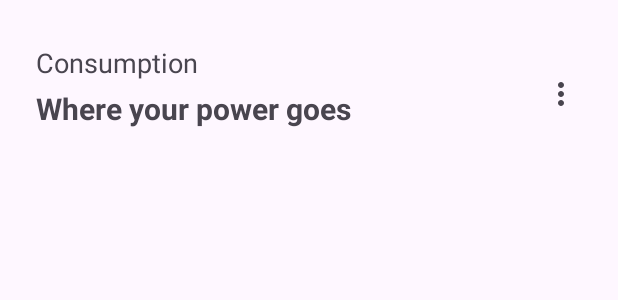
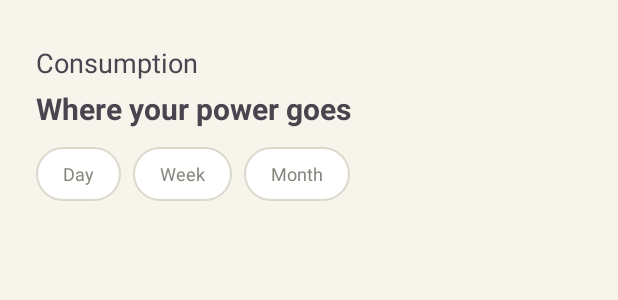
Before and after one commit to PineZero-oss/ApplicationLayerSoftwareFramework, an Android app: the layout fragment_usage.xml on its own in the app's theme, with its tools: preview values and no code run, on a phone screen of 412 x 824 dp. Shown: the top 300 px of the screen. Run offline under Robolectric (Android 15) with nearby library versions, the phone set to English and light mode, and no system bars.

Commit message:
updated usage tab and added pills

```diff
--- a/app/src/main/res/layout/activity_main.xml
+++ b/app/src/main/res/layout/activity_main.xml
@@ -16,7 +16,6 @@
         android:layout_width="417dp"
         android:layout_height="0dp"
         android:fitsSystemWindows="true"
-        android:paddingBottom="20dp"
         app:layout_constraintBottom_toTopOf="@id/bottom_nav"
         app:layout_constraintEnd_toStartOf="parent"
         app:layout_constraintHorizontal_bias="0.496"
--- a/app/src/main/res/layout/fragment_usage.xml
+++ b/app/src/main/res/layout/fragment_usage.xml
@@ -5,17 +5,20 @@
     android:layout_width="match_parent"
     android:layout_height="match_parent"
     android:orientation="vertical"
-    tools:context=".usage">
+    tools:context=".usage"
+    android:background="@color/alert_page_background">
 
     <androidx.core.widget.NestedScrollView
         android:layout_width="match_parent"
         android:layout_height="match_parent"
-        android:fillViewport="true">
+        android:fillViewport="true"
+        android:background="@color/alert_page_background">
 
 
         <androidx.constraintlayout.widget.ConstraintLayout
             android:layout_width="match_parent"
-            android:layout_height="match_parent">
+            android:layout_height="match_parent"
+            android:background="@color/alert_page_background">
 
             <TextView
                 android:layout_width="wrap_content"
@@ -29,6 +32,7 @@
                 app:layout_constraintVertical_bias="0.037" />
 
             <TextView
+                android:id="@+id/usage_subheading"
                 android:layout_width="wrap_content"
                 android:layout_height="wrap_content"
                 android:layout_marginStart="24dp"
@@ -40,28 +44,58 @@
                 app:layout_constraintTop_toTopOf="parent"
                 app:layout_constraintVertical_bias="0.074" />
 
-            <com.google.android.material.appbar.MaterialToolbar
-                android:id="@+id/toolbar_usage"
-                android:layout_width="32dp"
-                android:layout_height="61dp"
-                app:layout_constraintBottom_toBottomOf="parent"
+            <HorizontalScrollView
+                android:id="@+id/horizontalScrollView"
+                android:layout_width="0dp"
+                android:layout_height="wrap_content"
+                android:layout_marginTop="12dp"
+                android:layout_marginStart="24dp"
+                android:layout_marginEnd="24dp"
+                android:scrollbars="none"
                 app:layout_constraintEnd_toEndOf="parent"
-                app:layout_constraintHorizontal_bias="0.926"
                 app:layout_constraintStart_toStartOf="parent"
-                app:layout_constraintTop_toTopOf="parent"
-                app:layout_constraintVertical_bias="0.042"
-                app:menu="@menu/top_usage_nav" />
+                app:layout_constraintTop_toBottomOf="@id/usage_subheading">
+
+                <LinearLayout
+                    android:id="@+id/severity_filter_row"
+                    android:layout_width="wrap_content"
+                    android:layout_height="wrap_content"
+                    android:orientation="horizontal">
+
+                    <TextView
+                        android:id="@+id/filter_day"
+                        style="@style/AlertFilterPill"
+                        android:text="Day"
+                        android:clickable="true"
+                        android:focusable="true" />
+
+                    <TextView
+                        android:id="@+id/filter_week"
+                        style="@style/AlertFilterPill"
+                        android:text="Week"
+                        android:clickable="true"
+                        android:focusable="true" />
+
+                    <TextView
+                        android:id="@+id/filter_month"
+                        style="@style/AlertFilterPill"
+                        android:text="Month"
+                        android:clickable="true"
+                        android:focusable="true" />
+
+                </LinearLayout>
+            </HorizontalScrollView>
 
             <FrameLayout
                 android:id="@+id/usage_container"
                 android:layout_width="0dp"
                 android:layout_height="0dp"
-                android:layout_marginTop="5dp"
+                android:layout_marginTop="12dp"
                 app:layout_constraintBottom_toBottomOf="parent"
                 app:layout_constraintEnd_toEndOf="parent"
                 app:layout_constraintHorizontal_bias="0.0"
                 app:layout_constraintStart_toStartOf="parent"
-                app:layout_constraintTop_toBottomOf="@id/toolbar_usage"
+                app:layout_constraintTop_toBottomOf="@id/horizontalScrollView"
                 app:layout_constraintVertical_bias="0.0" />
 
         </androidx.constraintlayout.widget.ConstraintLayout>
```
Also changed, not shown: app/src/main/java/com/example/application_layer_software_framework_for_solar_powered_iot_systems/usage.java (+35 -37 lines), app/src/main/res/layout/fragment_account.xml (+6 -38 lines).
